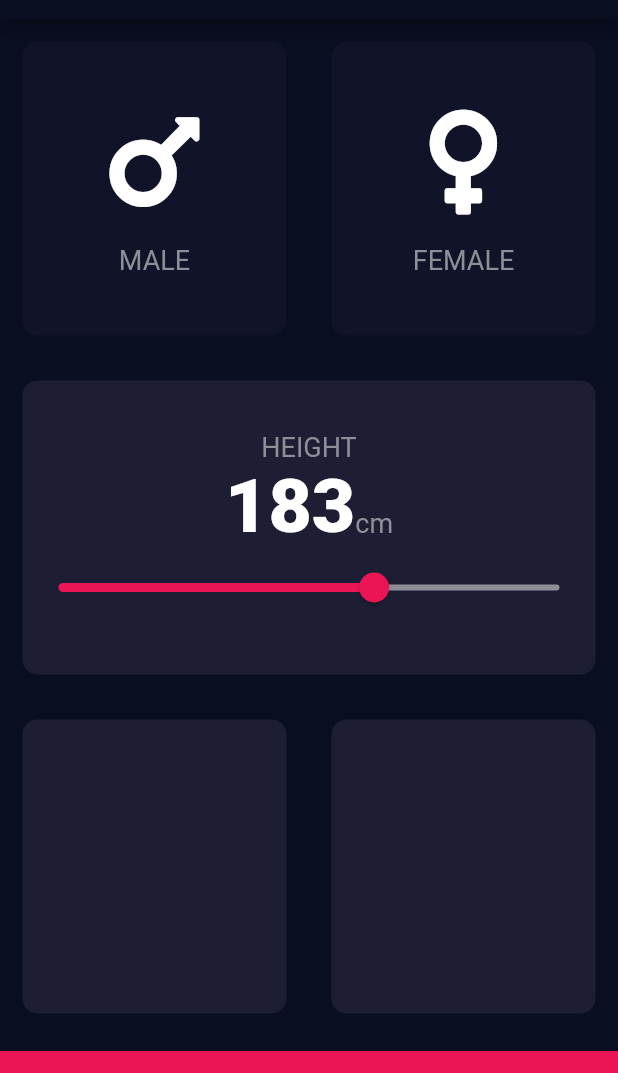
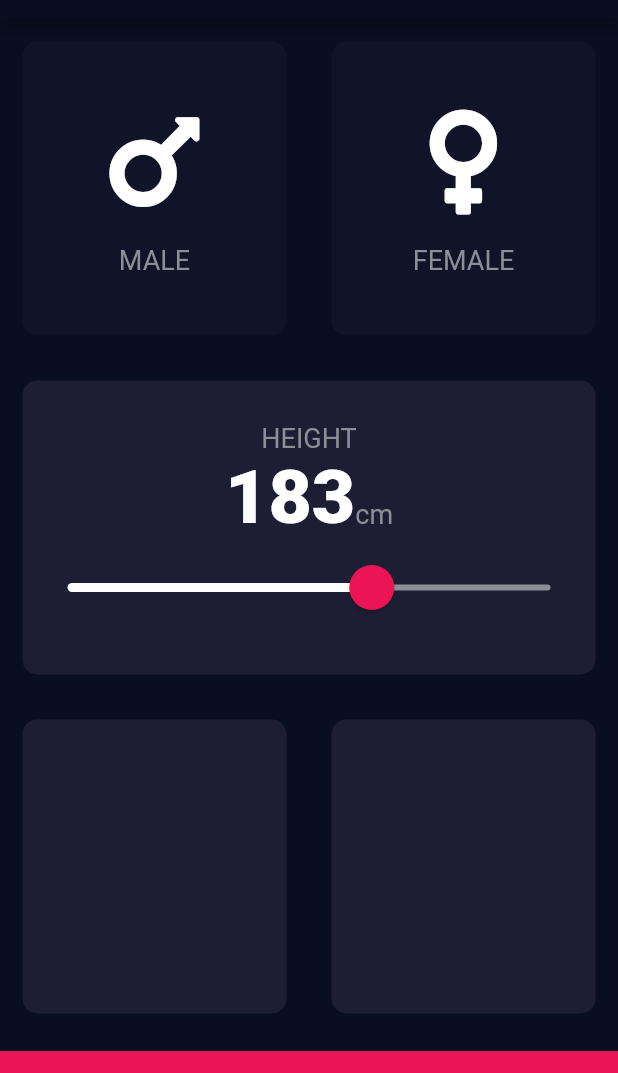
Before and after one commit to Flutter-Streamliner/BMI-Calculator, a Flutter app: the screen it shows after launch, on a phone screen of 412 x 824 dp, the part 65-1138 px from its top. Run offline on Flutter 3.47's test engine with Material 2 defaults, Android fonts, the phone set to English and light mode, and no system bars; our stand-ins replace font_awesome_flutter.

Commit message:
Customizing Slider Theme

```diff
--- a/lib/pages/input_page.dart
+++ b/lib/pages/input_page.dart
@@ -80,17 +80,25 @@ class _InputPageState extends State<InputPage> {
                         Text('cm', style: kLabelTextStyle,),
                       ],
                     ),
-                    Slider(
+                    SliderTheme(
+                      data: SliderTheme.of(context).copyWith(
+                        inactiveTrackColor: kInactiveSliderColor,
+                        activeTrackColor: Colors.white,
+                        overlayColor: Color(0x29EB1555),
+                        thumbColor: Color(0xFFEB1555),
+                        thumbShape: RoundSliderThumbShape(enabledThumbRadius: 15.0),
+                        overlayShape: RoundSliderOverlayShape(overlayRadius: 30.0)
+                      ),
+                      child: Slider(
                         min: 120.0,
                         max: 220.0,
-                      activeColor: kActiveSliderColor,
-                      inactiveColor: kInactiveSliderColor,
                         value: height.toDouble(),
                         onChanged: (newValue){
                           setState(() {
                             height = newValue.toInt();
                           });
                         }
+                      ),
                     )
                   ],
                 ),
```
Lines whose indentation alone changed are shown as unchanged.
